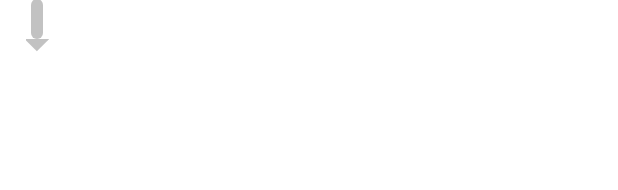
After one commit to hyeseungS/Sdetector, an Android app: the layout custom_marker_view.xml on its own in the app's theme, with its tools: preview values and no code run, on a phone screen of 412 x 824 dp. The commit adds this screen. Shown: the top 190 px of the screen. Run offline under Robolectric (Android 15) with nearby library versions, the phone set to English and light mode, and no system bars; Roboto replaces fonts that are not available here.

Commit message:
add LineChartUI

```diff
--- /dev/null
+++ b/app/src/main/res/drawable/bg_marker.xml
@@ -0,0 +1,6 @@
+<?xml version="1.0" encoding="utf-8"?>
+<shape xmlns:android="http://schemas.android.com/apk/res/android"
+    android:shape="rectangle">
+    <corners android:radius="5dp" />
+    <solid android:color="#66676767" />
+</shape>
--- /dev/null
+++ b/app/src/main/res/drawable/bg_marker_tail.xml
@@ -0,0 +1,37 @@
+<?xml version="1.0" encoding="utf-8"?>
+
+<layer-list xmlns:android="http://schemas.android.com/apk/res/android">
+
+    <item>
+
+        <rotate
+
+            android:fromDegrees="45"
+
+            android:pivotX="130%"
+
+            android:pivotY="13%"
+
+            android:toDegrees="45">
+
+            <shape android:shape="rectangle">
+
+                <solid android:color="#66676767" />
+
+                <padding
+
+                    android:bottom="0dp"
+
+                    android:left="0dp"
+
+                    android:right="0dp"
+
+                    android:top="0dp" />
+
+            </shape>
+
+        </rotate>
+
+    </item>
+
+</layer-list>
--- /dev/null
+++ b/app/src/main/res/drawable/icon_linechart_dot_check.xml
@@ -0,0 +1,5 @@
+<vector android:height="24dp" android:tint="#676767"
+    android:viewportHeight="24" android:viewportWidth="24"
+    android:width="24dp" xmlns:android="http://schemas.android.com/apk/res/android">
+    <path android:fillColor="@android:color/white" android:pathData="M12,7c-2.76,0 -5,2.24 -5,5s2.24,5 5,5 5,-2.24 5,-5 -2.24,-5 -5,-5zM12,2C6.48,2 2,6.48 2,12s4.48,10 10,10 10,-4.48 10,-10S17.52,2 12,2zM12,20c-4.42,0 -8,-3.58 -8,-8s3.58,-8 8,-8 8,3.58 8,8 -3.58,8 -8,8z"/>
+</vector>
--- /dev/null
+++ b/app/src/main/res/layout/custom_marker_view.xml
@@ -0,0 +1,39 @@
+<?xml version="1.0" encoding="utf-8"?>
+<RelativeLayout xmlns:android="http://schemas.android.com/apk/res/android"
+    xmlns:app="http://schemas.android.com/apk/res-auto"
+    android:id="@+id/tvContent"
+    android:layout_width="wrap_content"
+    android:layout_height="wrap_content"
+    android:gravity="center"
+    android:orientation="vertical">
+
+    <LinearLayout
+        android:layout_width="50dp"
+        android:layout_height="40dp"
+        android:gravity="center"
+        android:orientation="vertical">
+
+    <TextView
+        android:id="@+id/tvContentHead"
+        android:layout_width="wrap_content"
+        android:layout_height="wrap_content"
+        android:ellipsize="end"
+        android:singleLine="true"
+        android:background="@drawable/bg_marker"
+        android:layout_centerHorizontal="true"
+        android:padding="4dp"
+        android:text=""
+        android:textAppearance="?android:attr/textAppearanceSmall"
+        android:textColor="@android:color/white"
+        android:textSize="13sp"
+        android:textStyle="bold" />
+
+    <ImageView
+        android:id="@+id/tvContentTail"
+        android:layout_width="15dp"
+        android:layout_height="15dp"
+        android:layout_gravity="center_horizontal"
+        android:background="@drawable/bg_marker_tail"
+        app:layout_constraintTop_toBottomOf="@+id/tvContentHead" />
+    </LinearLayout>
+</RelativeLayout>
--- a/app/src/main/res/layout/fragment_graph1.xml
+++ b/app/src/main/res/layout/fragment_graph1.xml
@@ -33,6 +33,7 @@
                 android:textStyle="bold" />
 
             <Button
+                android:id="@+id/more_button"
                 android:layout_width="50dp"
                 android:layout_height="50dp"
                 android:backgroundTint="#FFFFFF"
@@ -65,7 +66,7 @@
             android:layout_gravity="center"
             android:visibility="gone"
 
-             />
+            />
     </LinearLayout>
 
 
```
Also changed, not shown: app/src/main/java/com/example/sdetector/Graph3Fragment.java (added, +252 -0 lines), app/src/main/java/com/example/sdetector/GraphFragment1.java (+37 -17 lines), app/src/main/java/com/example/sdetector/GraphFragment2.java (+24 -16 lines), app/src/main/java/com/example/sdetector/MainActivity.java (+8 -9 lines), app/src/main/java/com/example/sdetector/MyMarkerView.java (added, +47 -0 lines), app/src/main/java/com/example/sdetector/ui/settings/SettingsFragment.java (+0 -86 lines), app/src/main/res/drawable/round_button3.xml (added, +9 -0 lines), app/src/main/res/layout/fragment_graph3.xml (added, +101 -0 lines), app/src/main/res/navigation/mobile_navigation.xml (+11 -1 lines).
